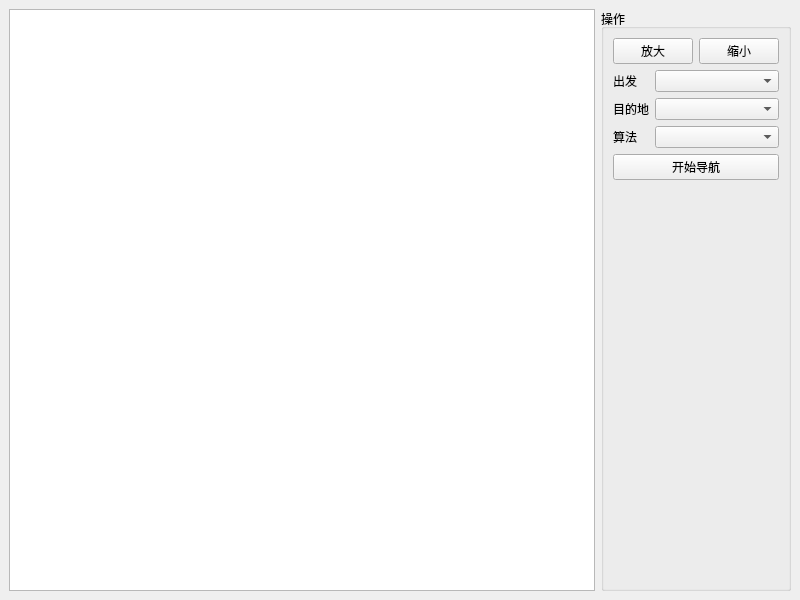
AnisHon/map_project, file mainwindow.ui: the form before one commit.
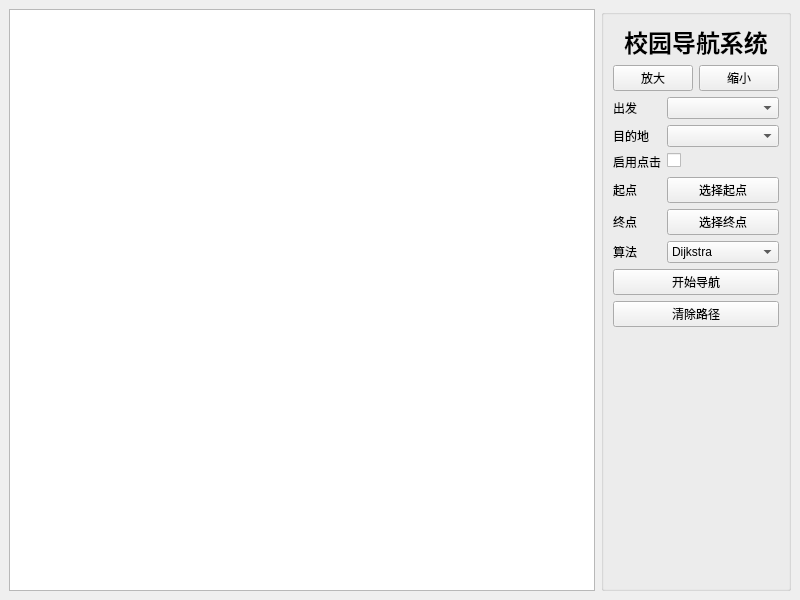
The form after the commit.

Diff of the .ui file:
```diff
--- a/mainwindow.ui
+++ b/mainwindow.ui
@@ -21,9 +21,31 @@
     <item>
      <widget class="QGroupBox" name="groupBox">
       <property name="title">
-       <string>操作</string>
+       <string/>
       </property>
       <layout class="QVBoxLayout" name="verticalLayout">
+       <item>
+        <widget class="QLabel" name="label_7">
+         <property name="font">
+          <font>
+           <pointsize>18</pointsize>
+           <bold>true</bold>
+          </font>
+         </property>
+         <property name="lineWidth">
+          <number>1</number>
+         </property>
+         <property name="text">
+          <string>校园导航系统</string>
+         </property>
+         <property name="scaledContents">
+          <bool>false</bool>
+         </property>
+         <property name="alignment">
+          <set>Qt::AlignCenter</set>
+         </property>
+        </widget>
+       </item>
        <item>
         <layout class="QHBoxLayout" name="horizontalLayout">
          <item>
@@ -65,14 +87,67 @@
           <widget class="QComboBox" name="DestinationCombo"/>
          </item>
          <item row="2" column="0">
+          <widget class="QLabel" name="label_4">
+           <property name="text">
+            <string>启用点击</string>
+           </property>
+          </widget>
+         </item>
+         <item row="2" column="1">
+          <widget class="QCheckBox" name="enableBox">
+           <property name="text">
+            <string/>
+           </property>
+          </widget>
+         </item>
+         <item row="3" column="0">
+          <widget class="QLabel" name="label_5">
+           <property name="text">
+            <string>起点</string>
+           </property>
+          </widget>
+         </item>
+         <item row="3" column="1">
+          <widget class="QPushButton" name="originBtn">
+           <property name="text">
+            <string>选择起点</string>
+           </property>
+          </widget>
+         </item>
+         <item row="4" column="0">
+          <widget class="QLabel" name="label_6">
+           <property name="text">
+            <string>终点</string>
+           </property>
+          </widget>
+         </item>
+         <item row="4" column="1">
+          <widget class="QPushButton" name="destBtn">
+           <property name="text">
+            <string>选择终点</string>
+           </property>
+          </widget>
+         </item>
+         <item row="5" column="0">
           <widget class="QLabel" name="label_3">
            <property name="text">
             <string>算法</string>
            </property>
           </widget>
          </item>
-         <item row="2" column="1">
-          <widget class="QComboBox" name="algorithmCombo"/>
+         <item row="5" column="1">
+          <widget class="QComboBox" name="algorithmCombo">
+           <item>
+            <property name="text">
+             <string>Dijkstra</string>
+            </property>
+           </item>
+           <item>
+            <property name="text">
+             <string>A*</string>
+            </property>
+           </item>
+          </widget>
          </item>
         </layout>
        </item>
@@ -83,6 +158,13 @@
          </property>
         </widget>
        </item>
+       <item>
+        <widget class="QPushButton" name="clearBtn">
+         <property name="text">
+          <string>清除路径</string>
+         </property>
+        </widget>
+       </item>
        <item>
         <spacer name="verticalSpacer">
          <property name="orientation">
```
Left out of the diff: 2 changed lines with no effect on the pictures.
